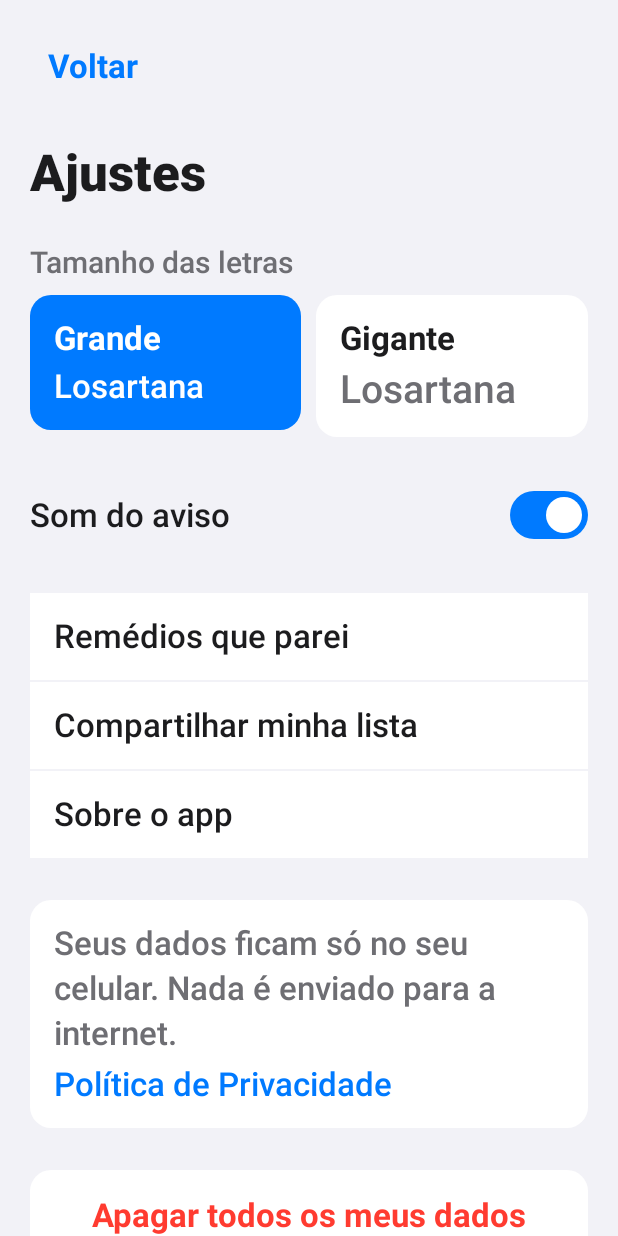
After one commit to asiqueira1973/hora-do-remedio-android, an Android app built with Jetpack Compose: the AjustesScreen screen opened through its navigation route, on a phone screen of 412 x 824 dp. The commit adds this screen. Run offline under Robolectric (Android 15) with nearby library versions, the phone set to English and light mode, and no system bars; our stand-ins replace Room's generated code.

Commit message:
feat: épico 8.6 (Ajustes) completo — app navegável de ponta a ponta (8.0-8.7)
AjustesScreen: tamanho de letra (aplica na hora, todo o app, via o
Flow de preferencias que RootView já observa), som do aviso (troca de
canal de notificação + reagenda tudo), Remédios que parei, Compartilhar
minha lista, Sobre o app com link de privacidade, Apagar todos os meus
dados com confirmação dupla exata do spec. ArquivadosScreen: lista
arquivados com "Voltar a tomar" (limpa arquivado_em + reagenda).
Ícone de engrenagem no cabeçalho da Home abre Ajustes (paridade com a
navegação real do iOS, app/index.tsx).

NotificationHelper agora usa dois canais (com som / silencioso) em vez
de um: Android não deixa mudar o som de um NotificationChannel depois
de criado, diferente do iOS onde o som é por notificação. O canal é
escolhido pelo valor atual de preferencias.som_lembrete a cada disparo
(LembreteReceiver lê fresco, dentro do goAsync).

Corrige um bug real de "gigante" achado testando no emulador: o botão
"Apagar todos os meus dados" cortava o texto em 2 linhas por causa de
.height() fixo. Trocado por .heightIn(min=) em todos os botões
principais do app (Home, Cadastro, Detalhe, Ajustes, Onboarding) —
protege contra o mesmo corte em qualquer texto que quebre linha na
escala gigante.

Verificado no emulador: toggle de escala aplicando em tempo real,
arquivar->Remédios que parei->Voltar a tomar trazendo o remédio de
volta com horário/cor originais, compartilhar funcionando também a
partir de Ajustes, e o fluxo completo de apagar tudo (dupla
confirmação -> banco limpo -> volta ao onboarding), sem crash.

```diff
--- a/app/src/main/java/com/dablab/horadoremedio/dados/PreferenciasDao.kt
+++ b/app/src/main/java/com/dablab/horadoremedio/dados/PreferenciasDao.kt
@@ -27,4 +27,8 @@ interface PreferenciasDao {
 
     @Query("UPDATE preferencias SET onboarding_concluido_em = :dataHora WHERE id = 1")
     suspend fun concluirOnboarding(dataHora: String)
+
+    // "Apagar todos os meus dados" (8.6): volta aos defaults do seed, sem onboarding concluído.
+    @Query("UPDATE preferencias SET escala_fonte = 'grande', som_lembrete = 1, onboarding_concluido_em = NULL WHERE id = 1")
+    suspend fun resetarParaDefaults()
 }
--- a/app/src/main/java/com/dablab/horadoremedio/lembretes/AgendadorLembretes.kt
+++ b/app/src/main/java/com/dablab/horadoremedio/lembretes/AgendadorLembretes.kt
@@ -88,6 +88,12 @@ class AgendadorLembretes(
         }
     }
 
+    /** Cancela os alarmes de TODOS os remédios ativos — "Apagar todos os meus dados" (8.6). */
+    suspend fun cancelarTudo() {
+        val remedios = repositorio.remedios.listarAtivos().first()
+        for (remedio in remedios) cancelarDoRemedio(remedio.id)
+    }
+
     /**
      * `SCHEDULE_EXACT_ALARM` (Android 12+) é uma permissão "especial": tê-la no manifesto não
      * basta, o usuário precisa concedê-la em Ajustes (ou o app precisa checar antes de chamar
--- a/app/src/main/java/com/dablab/horadoremedio/telas/RootView.kt
+++ b/app/src/main/java/com/dablab/horadoremedio/telas/RootView.kt
@@ -25,6 +25,10 @@ import com.dablab.horadoremedio.dados.EscalaFonte
 import com.dablab.horadoremedio.dados.Repositorio
 import com.dablab.horadoremedio.designsystem.HoraDoRemedioTheme
 import com.dablab.horadoremedio.lembretes.AgendadorLembretes
+import com.dablab.horadoremedio.telas.ajustes.AjustesScreen
+import com.dablab.horadoremedio.telas.ajustes.AjustesViewModel
+import com.dablab.horadoremedio.telas.arquivados.ArquivadosScreen
+import com.dablab.horadoremedio.telas.arquivados.ArquivadosViewModel
 import com.dablab.horadoremedio.telas.cadastro.CadastroScreen
 import com.dablab.horadoremedio.telas.cadastro.CadastroViewModel
 import com.dablab.horadoremedio.telas.detalhe.DetalheScreen
@@ -59,6 +63,24 @@ private class DetalheViewModelFactory(
     @Suppress("UNCHECKED_CAST")
     override fun <T : androidx.lifecycle.ViewModel> create(modelClass: Class<T>): T =
         DetalheViewModel(repositorio, agendador, remedioId) as T
+}
+
+private class AjustesViewModelFactory(
+    private val repositorio: Repositorio,
+    private val agendador: AgendadorLembretes,
+) : ViewModelProvider.Factory {
+    @Suppress("UNCHECKED_CAST")
+    override fun <T : androidx.lifecycle.ViewModel> create(modelClass: Class<T>): T =
+        AjustesViewModel(repositorio, agendador) as T
+}
+
+private class ArquivadosViewModelFactory(
+    private val repositorio: Repositorio,
+    private val agendador: AgendadorLembretes,
+) : ViewModelProvider.Factory {
+    @Suppress("UNCHECKED_CAST")
+    override fun <T : androidx.lifecycle.ViewModel> create(modelClass: Class<T>): T =
+        ArquivadosViewModel(repositorio, agendador) as T
 }
 
 @Composable
@@ -110,6 +132,7 @@ fun RootView(repositorio: Repositorio, aoFicarPronto: () -> Unit) {
                     viewModel = homeViewModel,
                     aoTocarAdicionar = { navController.navigate("cadastro/novo") },
                     aoTocarRemedio = { id -> navController.navigate("detalhe/$id") },
+                    aoAbrirAjustes = { navController.navigate("ajustes") },
                     nomeRecemArquivado = arquivadoRecente?.second,
                     aoDesfazerArquivamento = {
                         val (id, _) = arquivadoRecente ?: return@HomeScreen
@@ -163,6 +186,23 @@ fun RootView(repositorio: Repositorio, aoFicarPronto: () -> Unit) {
                     },
                 )
             }
+            composable("ajustes") {
+                val ajustesViewModel: AjustesViewModel = viewModel(factory = AjustesViewModelFactory(repositorio, agendador))
+                AjustesScreen(
+                    viewModel = ajustesViewModel,
+                    aoVoltar = { navController.popBackStack() },
+                    aoAbrirArquivados = { navController.navigate("ajustes/arquivados") },
+                    aoApagarTudo = {
+                        navController.navigate("onboarding") {
+                            popUpTo(navController.graph.id) { inclusive = true }
+                        }
+                    },
+                )
+            }
+            composable("ajustes/arquivados") {
+                val arquivadosViewModel: ArquivadosViewModel = viewModel(factory = ArquivadosViewModelFactory(repositorio, agendador))
+                ArquivadosScreen(viewModel = arquivadosViewModel, aoVoltar = { navController.popBackStack() })
+            }
         }
     }
 }
--- /dev/null
+++ b/app/src/main/java/com/dablab/horadoremedio/telas/ajustes/AjustesScreen.kt
@@ -0,0 +1,187 @@
+// AjustesScreen.kt — épico 8.6, itens na ordem exata do spec-ios.md 8.6: tamanho das letras, som
+// do aviso, remédios que parei, compartilhar minha lista, sobre o app, apagar todos os meus dados.
+
+package com.dablab.horadoremedio.telas.ajustes
+
+import androidx.compose.foundation.background
+import androidx.compose.foundation.clickable
+import androidx.compose.foundation.layout.Arrangement
+import androidx.compose.foundation.layout.Column
+import androidx.compose.foundation.layout.Row
+import androidx.compose.foundation.layout.Spacer
+import androidx.compose.foundation.layout.fillMaxSize
+import androidx.compose.foundation.layout.fillMaxWidth
+import androidx.compose.foundation.layout.height
+import androidx.compose.foundation.layout.heightIn
+import androidx.compose.foundation.layout.padding
+import androidx.compose.foundation.rememberScrollState
+import androidx.compose.foundation.shape.RoundedCornerShape
+import androidx.compose.foundation.verticalScroll
+import androidx.compose.material3.AlertDialog
+import androidx.compose.material3.Button
+import androidx.compose.material3.ButtonDefaults
+import androidx.compose.material3.Scaffold
+import androidx.compose.material3.Switch
+import androidx.compose.material3.Text
+import androidx.compose.material3.TextButton
+import androidx.compose.runtime.Composable
+import androidx.compose.runtime.collectAsState
+import androidx.compose.runtime.getValue
+import androidx.compose.runtime.mutableStateOf
+import androidx.compose.runtime.remember
+import androidx.compose.runtime.setValue
+import androidx.compose.ui.Alignment
+import androidx.compose.ui.Modifier
+import androidx.compose.ui.platform.LocalContext
+import androidx.compose.ui.platform.LocalUriHandler
+import androidx.compose.ui.res.stringResource
+import androidx.compose.ui.unit.dp
+import com.dablab.horadoremedio.R
+import com.dablab.horadoremedio.dados.EscalaFonte
+import com.dablab.horadoremedio.designsystem.Cores
+import com.dablab.horadoremedio.designsystem.LocalEscalaFonte
+import com.dablab.horadoremedio.designsystem.TokenTipografico
+import com.dablab.horadoremedio.designsystem.estiloTipografico
+import com.dablab.horadoremedio.exportacao.compartilharTexto
+
+@Composable
+fun AjustesScreen(
+    viewModel: AjustesViewModel,
+    aoVoltar: () -> Unit,
+    aoAbrirArquivados: () -> Unit,
+    aoApagarTudo: () -> Unit,
+) {
+    val escala = LocalEscalaFonte.current
+    val preferencias by viewModel.preferencias.collectAsState()
+    val context = LocalContext.current
+    val uriHandler = LocalUriHandler.current
+    var confirmacao1 by remember { mutableStateOf(false) }
+    var confirmacao2 by remember { mutableStateOf(false) }
+
+    Scaffold(containerColor = Cores.neutroFundo) { padding ->
+        Column(
+            Modifier.fillMaxSize().padding(padding).verticalScroll(rememberScrollState()).padding(20.dp),
+            verticalArrangement = Arrangement.spacedBy(28.dp),
+        ) {
+            TextButton(onClick = aoVoltar) {
+                Text(stringResource(R.string.detalhe_voltar), style = estiloTipografico(TokenTipografico.BOTAO, escala), color = Cores.acao)
+            }
+            Text(stringResource(R.string.ajustes_titulo), style = estiloTipografico(TokenTipografico.DISPLAY, escala), color = Cores.neutroTexto)
+
+            // Tamanho das letras
+            Column(verticalArrangement = Arrangement.spacedBy(10.dp)) {
+                Text(stringResource(R.string.ajustes_tamanho_letras), style = estiloTipografico(TokenTipografico.APOIO, escala), color = Cores.neutroTextoSecundario)
+                Row(horizontalArrangement = Arrangement.spacedBy(10.dp)) {
+                    listOf(EscalaFonte.GRANDE to R.string.ajustes_tamanho_grande, EscalaFonte.GIGANTE to R.string.ajustes_tamanho_gigante).forEach { (valor, rotuloRes) ->
+                        val selecionado = preferencias?.escalaFonte == valor.valor
+                        Column(
+                            Modifier
+                                .weight(1f)
+                                .background(if (selecionado) Cores.acao else Cores.neutroSuperficie, RoundedCornerShape(14.dp))
+                                .clickable { viewModel.mudarEscala(valor) }
+                                .padding(16.dp),
+                        ) {
+                            Text(
+                                stringResource(rotuloRes),
+                                style = estiloTipografico(TokenTipografico.BOTAO, escala),
+                                color = if (selecionado) androidx.compose.ui.graphics.Color.White else Cores.neutroTexto,
+                                modifier = Modifier.padding(bottom = 6.dp),
+                            )
+                            Text(
+                                stringResource(R.string.ajustes_tamanho_exemplo),
+                                style = estiloTipografico(TokenTipografico.CORPO, valor),
+                                color = if (selecionado) androidx.compose.ui.graphics.Color.White else Cores.neutroTextoSecundario,
+                            )
+                        }
+                    }
+                }
+            }
+
+            // Som do aviso
+            Row(Modifier.fillMaxWidth(), horizontalArrangement = Arrangement.SpaceBetween, verticalAlignment = Alignment.CenterVertically) {
+                Text(stringResource(R.string.ajustes_som_aviso), style = estiloTipografico(TokenTipografico.CORPO, escala), color = Cores.neutroTexto)
+                Switch(checked = preferencias?.somLembrete ?: true, onCheckedChange = { viewModel.mudarSom(it) })
+            }
+
+            // Remédios / Sobre
+            Column(verticalArrangement = Arrangement.spacedBy(1.dp)) {
+                LinhaAjuste(stringResource(R.string.ajustes_arquivados), escala, aoAbrirArquivados)
+                LinhaAjuste(stringResource(R.string.home_botao_compartilhar), escala) {
+                    viewModel.textoParaCompartilhar { texto -> compartilharTexto(context, texto) }
+                }
+                LinhaAjuste(stringResource(R.string.ajustes_sobre), escala) {}
+            }
+
+            // Sobre o app (conteúdo direto — sem sub-tela, spec-ios.md 8.6)
+            Column(
+                Modifier.fillMaxWidth().background(Cores.neutroSuperficie, RoundedCornerShape(14.dp)).padding(16.dp),
+                verticalArrangement = Arrangement.spacedBy(8.dp),
+            ) {
+                Text(stringResource(R.string.ajustes_privacidade), style = estiloTipografico(TokenTipografico.CORPO, escala), color = Cores.neutroTextoSecundario)
+                Text(
+                    stringResource(R.string.sobre_politica_privacidade),
+                    style = estiloTipografico(TokenTipografico.CORPO, escala),
+                    color = Cores.acao,
+                    modifier = Modifier.clickable { uriHandler.openUri(context.getString(R.string.sobre_url_politica_privacidade)) },
+                )
+            }
+
+            // Apagar todos os meus dados
+            Button(
+                onClick = { confirmacao1 = true },
+                modifier = Modifier.fillMaxWidth().heightIn(min = 60.dp),
+                shape = RoundedCornerShape(14.dp),
+                colors = ButtonDefaults.buttonColors(containerColor = Cores.neutroSuperficie, contentColor = Cores.perigo),
+            ) {
+                Text(stringResource(R.string.ajustes_apagar_tudo), style = estiloTipografico(TokenTipografico.BOTAO, escala))
+            }
+        }
+    }
+
+    if (confirmacao1) {
+        AlertDialog(
+            onDismissRequest = { confirmacao1 = false },
+            title = { Text(stringResource(R.string.ajustes_apagar_confirmacao1_titulo)) },
+            text = { Text(stringResource(R.string.ajustes_apagar_confirmacao1_texto)) },
+            confirmButton = {
+                TextButton(onClick = { confirmacao1 = false; confirmacao2 = true }) {
+                    Text(stringResource(R.string.ajustes_apagar_confirmacao1_continuar), color = Cores.perigo)
+                }
+            },
+            dismissButton = {
+                TextButton(onClick = { confirmacao1 = false }) { Text(stringResource(R.string.ajustes_apagar_confirmacao1_cancelar)) }
+            },
+        )
+    }
+
+    if (confirmacao2) {
+        AlertDialog(
+            onDismissRequest = { confirmacao2 = false },
+            title = { Text(stringResource(R.string.ajustes_apagar_confirmacao2_titulo)) },
+            text = { Text(stringResource(R.string.ajustes_apagar_confirmacao2_texto)) },
+            confirmButton = {
+                TextButton(onClick = { confirmacao2 = false; viewModel.apagarTudo(aoApagarTudo) }) {
+                    Text(stringResource(R.string.ajustes_apagar_confirmacao2_confirmar), color = Cores.perigo)
+                }
+            },
+            dismissButton = {
+                TextButton(onClick = { confirmacao2 = false }) { Text(stringResource(R.string.ajustes_apagar_confirmacao2_cancelar)) }
+            },
+        )
+    }
+}
+
+@Composable
+private fun LinhaAjuste(rotulo: String, escala: EscalaFonte, aoTocar: () -> Unit) {
+    Row(
+        Modifier
+            .fillMaxWidth()
+            .background(Cores.neutroSuperficie, RoundedCornerShape(0.dp))
+            .clickable(onClick = aoTocar)
+            .padding(16.dp),
+        horizontalArrangement = Arrangement.SpaceBetween,
+        verticalAlignment = Alignment.CenterVertically,
+    ) {
+        Text(rotulo, style = estiloTipografico(TokenTipografico.CORPO, escala), color = Cores.neutroTexto)
+    }
+}
--- /dev/null
+++ b/app/src/main/java/com/dablab/horadoremedio/telas/ajustes/AjustesViewModel.kt
@@ -0,0 +1,53 @@
+// AjustesViewModel.kt — épico 8.6. Tamanho de letra e som gravam em preferencias (Flow reativo,
+// aplicado na hora — RootView já observa preferencias.escala_fonte). Som também REAGENDA todas as
+// notificações (o som faz parte do agendamento no Android, por causa do canal — ver
+// NotificationHelper). "Apagar tudo" apaga o banco inteiro e cancela todos os alarmes.
+
+package com.dablab.horadoremedio.telas.ajustes
+
+import androidx.lifecycle.ViewModel
+import androidx.lifecycle.viewModelScope
+import com.dablab.horadoremedio.dados.EscalaFonte
+import com.dablab.horadoremedio.dados.PreferenciasEntity
+import com.dablab.horadoremedio.dados.Repositorio
+import com.dablab.horadoremedio.exportacao.gerarTexto
+import com.dablab.horadoremedio.lembretes.AgendadorLembretes
+import kotlinx.coroutines.flow.SharingStarted
+import kotlinx.coroutines.flow.StateFlow
+import kotlinx.coroutines.flow.first
+import kotlinx.coroutines.flow.stateIn
+import kotlinx.coroutines.launch
+
+class AjustesViewModel(
+    private val repositorio: Repositorio,
+    private val agendador: AgendadorLembretes,
+) : ViewModel() {
+    val preferencias: StateFlow<PreferenciasEntity?> =
+        repositorio.preferencias.observar().stateIn(viewModelScope, SharingStarted.WhileSubscribed(5000), null)
+
+    fun mudarEscala(escala: EscalaFonte) {
+        viewModelScope.launch { repositorio.preferencias.atualizarEscalaFonte(escala.valor) }
+    }
+
+    fun mudarSom(ligado: Boolean) {
+        viewModelScope.launch {
+            repositorio.preferencias.atualizarSomLembrete(ligado)
+            agendador.reconciliarTudo() // reagenda tudo — novos identificadores em notificacoes_agendadas
+        }
+    }
+
+    fun textoParaCompartilhar(aoGerar: (String) -> Unit) {
+        viewModelScope.launch {
+            val ativos = repositorio.remedios.observarAtivosComHorarios().first()
+            aoGerar(gerarTexto(ativos))
+        }
+    }
+
+    fun apagarTudo(aoConcluir: () -> Unit) {
+        viewModelScope.launch {
+            agendador.cancelarTudo()
+            repositorio.apagarTudo()
+            aoConcluir()
+        }
+    }
+}
--- a/app/src/main/java/com/dablab/horadoremedio/telas/cadastro/CadastroScreen.kt
+++ b/app/src/main/java/com/dablab/horadoremedio/telas/cadastro/CadastroScreen.kt
@@ -16,6 +16,7 @@ import androidx.compose.foundation.layout.Row
 import androidx.compose.foundation.layout.Spacer
 import androidx.compose.foundation.layout.fillMaxWidth
 import androidx.compose.foundation.layout.height
+import androidx.compose.foundation.layout.heightIn
 import androidx.compose.foundation.layout.padding
 import androidx.compose.foundation.layout.size
 import androidx.compose.foundation.layout.width
@@ -246,7 +247,7 @@ fun CadastroScreen(viewModel: CadastroViewModel, aoSalvar: (Long) -> Unit, aoCan
 
             Button(
                 onClick = { viewModel.salvar(aoConcluir = aoSalvar) },
-                modifier = Modifier.fillMaxWidth().padding(20.dp).height(64.dp),
+                modifier = Modifier.fillMaxWidth().padding(20.dp).heightIn(min = 64.dp),
                 enabled = !viewModel.salvando,
                 shape = RoundedCornerShape(14.dp),
             ) {
--- a/app/src/main/java/com/dablab/horadoremedio/telas/detalhe/DetalheScreen.kt
+++ b/app/src/main/java/com/dablab/horadoremedio/telas/detalhe/DetalheScreen.kt
@@ -11,6 +11,7 @@ import androidx.compose.foundation.layout.Spacer
 import androidx.compose.foundation.layout.fillMaxSize
 import androidx.compose.foundation.layout.fillMaxWidth
 import androidx.compose.foundation.layout.height
+import androidx.compose.foundation.layout.heightIn
 import androidx.compose.foundation.layout.padding
 import androidx.compose.foundation.layout.size
 import androidx.compose.foundation.shape.CircleShape
@@ -112,7 +113,7 @@ fun DetalheScreen(
 
             Button(
                 onClick = { aoEditar(remedio.id) },
-                modifier = Modifier.fillMaxWidth().height(60.dp),
+                modifier = Modifier.fillMaxWidth().heightIn(min = 60.dp),
                 shape = RoundedCornerShape(14.dp),
             ) {
                 Text(stringResource(R.string.detalhe_editar), style = estiloTipografico(TokenTipografico.BOTAO, escala))
@@ -120,7 +121,7 @@ fun DetalheScreen(
             Spacer(Modifier.height(12.dp))
             Button(
                 onClick = { confirmando = true },
-                modifier = Modifier.fillMaxWidth().height(60.dp),
+                modifier = Modifier.fillMaxWidth().heightIn(min = 60.dp),
                 shape = RoundedCornerShape(14.dp),
                 colors = ButtonDefaults.buttonColors(containerColor = Cores.neutroSuperficie, contentColor = Cores.perigo),
             ) {
--- a/app/src/main/java/com/dablab/horadoremedio/telas/home/HomeScreen.kt
+++ b/app/src/main/java/com/dablab/horadoremedio/telas/home/HomeScreen.kt
@@ -13,6 +13,7 @@ import androidx.compose.foundation.layout.Spacer
 import androidx.compose.foundation.layout.fillMaxSize
 import androidx.compose.foundation.layout.fillMaxWidth
 import androidx.compose.foundation.layout.height
+import androidx.compose.foundation.layout.heightIn
 import androidx.compose.foundation.layout.padding
 import androidx.compose.foundation.layout.size
 import androidx.compose.foundation.layout.WindowInsets
@@ -26,6 +27,7 @@ import androidx.compose.foundation.shape.RoundedCornerShape
 import androidx.compose.material.icons.Icons
 import androidx.compose.material.icons.filled.Info
 import androidx.compose.material.icons.filled.NotificationsOff
+import androidx.compose.material.icons.filled.Settings
 import androidx.compose.material.icons.filled.Share
 import androidx.compose.material3.Button
 import androidx.compose.material3.Icon
@@ -69,6 +71,7 @@ fun HomeScreen(
     viewModel: HomeViewModel,
     aoTocarAdicionar: () -> Unit,
     aoTocarRemedio: (Long) -> Unit,
+    aoAbrirAjustes: () -> Unit = {},
     nomeRecemArquivado: String? = null,
     aoDesfazerArquivamento: () -> Unit = {},
 ) {
@@ -95,6 +98,7 @@ fun HomeScreen(
                     style = estiloTipografico(TokenTipografico.DISPLAY, escala),
                     color = Cores.neutroTexto,
                 )
+                Row {
                     IconButton(
                         onClick = {
                             compartilharTexto(context, gerarTexto(viewModel.remediosParaExportar()))
@@ -108,6 +112,14 @@ fun HomeScreen(
                             ),
                             tint = if (temAtivos) Cores.acao else Cores.neutroBorda,
                         )
+                    }
+                    IconButton(onClick = aoAbrirAjustes) {
+                        Icon(
+                            Icons.Filled.Settings,
+                            contentDescription = stringResource(R.string.ajustes_titulo),
+                            tint = Cores.neutroTexto,
+                        )
+                    }
                 }
             }
         },
@@ -165,7 +177,7 @@ fun HomeScreen(
                     .align(Alignment.BottomCenter)
                     .fillMaxWidth()
                     .padding(20.dp)
-                    .height(64.dp),
+                    .heightIn(min = 64.dp),
                 shape = RoundedCornerShape(14.dp),
             ) {
                 Text(
--- a/app/src/main/java/com/dablab/horadoremedio/telas/onboarding/OnboardingScreen.kt
+++ b/app/src/main/java/com/dablab/horadoremedio/telas/onboarding/OnboardingScreen.kt
@@ -10,6 +10,7 @@ import androidx.compose.foundation.layout.Spacer
 import androidx.compose.foundation.layout.fillMaxSize
 import androidx.compose.foundation.layout.fillMaxWidth
 import androidx.compose.foundation.layout.height
+import androidx.compose.foundation.layout.heightIn
 import androidx.compose.foundation.layout.padding
 import androidx.compose.material3.Button
 import androidx.compose.material3.Scaffold
@@ -56,7 +57,7 @@ fun OnboardingScreen(aoConcluir: () -> Unit) {
                     textAlign = TextAlign.Center,
                 )
                 Spacer(Modifier.height(40.dp))
-                Button(onClick = { tela = 2 }, modifier = Modifier.fillMaxWidth().height(64.dp)) {
+                Button(onClick = { tela = 2 }, modifier = Modifier.fillMaxWidth().heightIn(min = 64.dp)) {
                     Text(stringResource(R.string.onboarding_tela1_botao), style = estiloTipografico(TokenTipografico.BOTAO, escala))
                 }
             } else {
@@ -74,7 +75,7 @@ fun OnboardingScreen(aoConcluir: () -> Unit) {
                     textAlign = TextAlign.Center,
                 )
                 Spacer(Modifier.height(40.dp))
-                Button(onClick = aoConcluir, modifier = Modifier.fillMaxWidth().height(64.dp)) {
+                Button(onClick = aoConcluir, modifier = Modifier.fillMaxWidth().heightIn(min = 64.dp)) {
                     Text(stringResource(R.string.onboarding_tela2_botao), style = estiloTipografico(TokenTipografico.BOTAO, escala))
                 }
             }
```
Also changed, not shown: app/src/main/java/com/dablab/horadoremedio/dados/Repositorio.kt (+8 -0 lines), app/src/main/java/com/dablab/horadoremedio/lembretes/LembreteReceiver.kt (+11 -7 lines), app/src/main/java/com/dablab/horadoremedio/lembretes/NotificationHelper.kt (+18 -8 lines), app/src/main/java/com/dablab/horadoremedio/telas/arquivados/ArquivadosScreen.kt (added, +67 -0 lines), app/src/main/java/com/dablab/horadoremedio/telas/arquivados/ArquivadosViewModel.kt (added, +30 -0 lines), 1 other file. Lines whose indentation alone changed are shown as unchanged.
